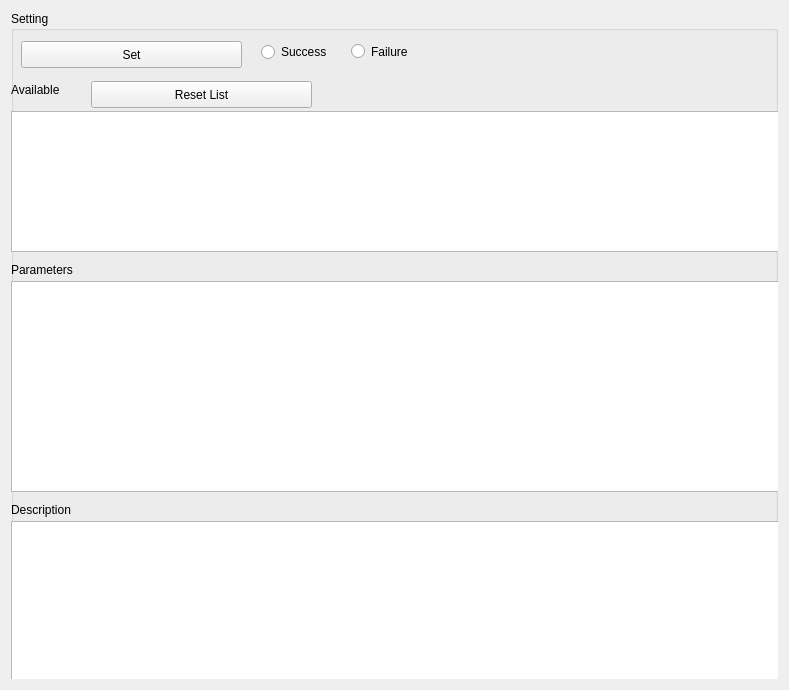
Qt form gui/src/gui/choose_jsonable.ui (massimilianop/sml_under_development) before a commit.
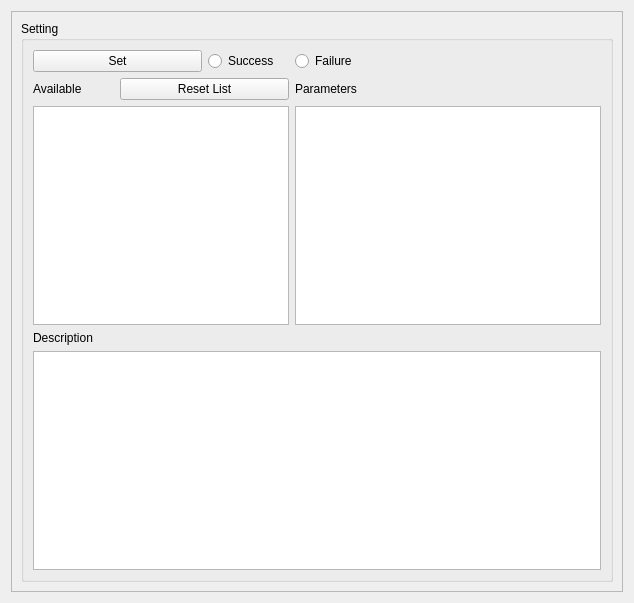
The same form after that commit.

Commit message: gui is now scrollable; still not perfected

Diff of the .ui file:
```diff
--- a/gui/src/gui/choose_jsonable.ui
+++ b/gui/src/gui/choose_jsonable.ui
@@ -6,8 +6,8 @@
    <rect>
     <x>0</x>
     <y>0</y>
-    <width>789</width>
-    <height>690</height>
+    <width>634</width>
+    <height>603</height>
    </rect>
   </property>
   <property name="windowTitle">
@@ -18,130 +18,88 @@
   </property>
   <layout class="QGridLayout" name="gridLayout">
    <item row="0" column="0">
-    <widget class="QGroupBox" name="groupBox_8">
-     <property name="title">
-      <string>Setting</string>
+    <widget class="QScrollArea" name="scrollArea">
+     <property name="widgetResizable">
+      <bool>true</bool>
      </property>
-     <widget class="QRadioButton" name="Failure">
+     <widget class="QWidget" name="scrollAreaWidgetContents_2">
       <property name="geometry">
        <rect>
-        <x>340</x>
-        <y>30</y>
-        <width>81</width>
-        <height>21</height>
-       </rect>
-      </property>
-      <property name="text">
-       <string>Failure</string>
-      </property>
-     </widget>
-     <widget class="QRadioButton" name="Success">
-      <property name="geometry">
-       <rect>
-        <x>250</x>
-        <y>30</y>
-        <width>91</width>
-        <height>22</height>
-       </rect>
-      </property>
-      <property name="text">
-       <string>Success</string>
-      </property>
-     </widget>
-     <widget class="QPushButton" name="SetJsonableButton">
-      <property name="geometry">
-       <rect>
-        <x>10</x>
-        <y>30</y>
-        <width>221</width>
-        <height>27</height>
-       </rect>
-      </property>
-      <property name="text">
-       <string>Set</string>
-      </property>
-     </widget>
-     <widget class="QListWidget" name="ListJsonableWidget">
-      <property name="geometry">
-       <rect>
         <x>0</x>
-        <y>100</y>
-        <width>771</width>
-        <height>141</height>
+        <y>0</y>
+        <width>614</width>
+        <height>583</height>
        </rect>
       </property>
-     </widget>
-     <widget class="QPlainTextEdit" name="JsonableMessageInput">
-      <property name="geometry">
-       <rect>
-        <x>0</x>
-        <y>270</y>
-        <width>771</width>
-        <height>211</height>
-       </rect>
-      </property>
-     </widget>
-     <widget class="QLabel" name="labelJsonableParameters">
-      <property name="geometry">
-       <rect>
-        <x>0</x>
-        <y>250</y>
-        <width>161</width>
-        <height>17</height>
-       </rect>
-      </property>
-      <property name="text">
-       <string>Parameters</string>
-      </property>
-     </widget>
-     <widget class="QLabel" name="labelJsonableAvailable">
-      <property name="geometry">
-       <rect>
-        <x>0</x>
-        <y>70</y>
-        <width>161</width>
-        <height>17</height>
-       </rect>
-      </property>
-      <property name="text">
-       <string>Available</string>
-      </property>
-     </widget>
-     <widget class="QLabel" name="labelJsonableParameters_2">
-      <property name="geometry">
-       <rect>
-        <x>0</x>
-        <y>490</y>
-        <width>161</width>
-        <height>17</height>
-       </rect>
-      </property>
-      <property name="text">
-       <string>Description</string>
-      </property>
-     </widget>
-     <widget class="QPushButton" name="ResetListJsonable">
-      <property name="geometry">
-       <rect>
-        <x>80</x>
-        <y>70</y>
-        <width>221</width>
-        <height>27</height>
-       </rect>
-      </property>
-      <property name="text">
-       <string>Reset List</string>
-      </property>
-     </widget>
-     <widget class="QTextEdit" name="JsonableDescription">
-      <property name="geometry">
-       <rect>
-        <x>0</x>
-        <y>510</y>
-        <width>771</width>
-        <height>161</height>
-       </rect>
-      </property>
+      <layout class="QGridLayout" name="gridLayout_3">
+       <item row="0" column="0">
+        <widget class="QGroupBox" name="groupBox_8">
+         <property name="title">
+          <string>Setting</string>
+         </property>
+         <layout class="QGridLayout" name="gridLayout_2">
+          <item row="1" column="0">
+           <widget class="QLabel" name="labelJsonableAvailable">
+            <property name="text">
+             <string>Available</string>
+            </property>
+           </widget>
+          </item>
+          <item row="0" column="0" colspan="2">
+           <widget class="QPushButton" name="SetJsonableButton">
+            <property name="text">
+             <string>Set</string>
+            </property>
+           </widget>
+          </item>
+          <item row="1" column="1" colspan="2">
+           <widget class="QPushButton" name="ResetListJsonable">
+            <property name="text">
+             <string>Reset List</string>
+            </property>
+           </widget>
+          </item>
+          <item row="6" column="0" colspan="4">
+           <widget class="QTextEdit" name="JsonableDescription"/>
+          </item>
+          <item row="2" column="0" colspan="3">
+           <widget class="QListWidget" name="ListJsonableWidget"/>
+          </item>
+          <item row="0" column="3">
+           <widget class="QRadioButton" name="Failure">
+            <property name="text">
+             <string>Failure</string>
+            </property>
+           </widget>
+          </item>
+          <item row="2" column="3">
+           <widget class="QPlainTextEdit" name="JsonableMessageInput"/>
+          </item>
+          <item row="5" column="0" colspan="2">
+           <widget class="QLabel" name="labelJsonableParameters_2">
+            <property name="text">
+             <string>Description</string>
+            </property>
+           </widget>
+          </item>
+          <item row="0" column="2">
+           <widget class="QRadioButton" name="Success">
+            <property name="text">
+             <string>Success</string>
+            </property>
+           </widget>
+          </item>
+          <item row="1" column="3">
+           <widget class="QLabel" name="labelJsonableParameters">
+            <property name="text">
+             <string>Parameters</string>
+            </property>
+           </widget>
+          </item>
+         </layout>
+        </widget>
+       </item>
+      </layout>
      </widget>
     </widget>
    </item>
```
The commit also changes 5 other files.
